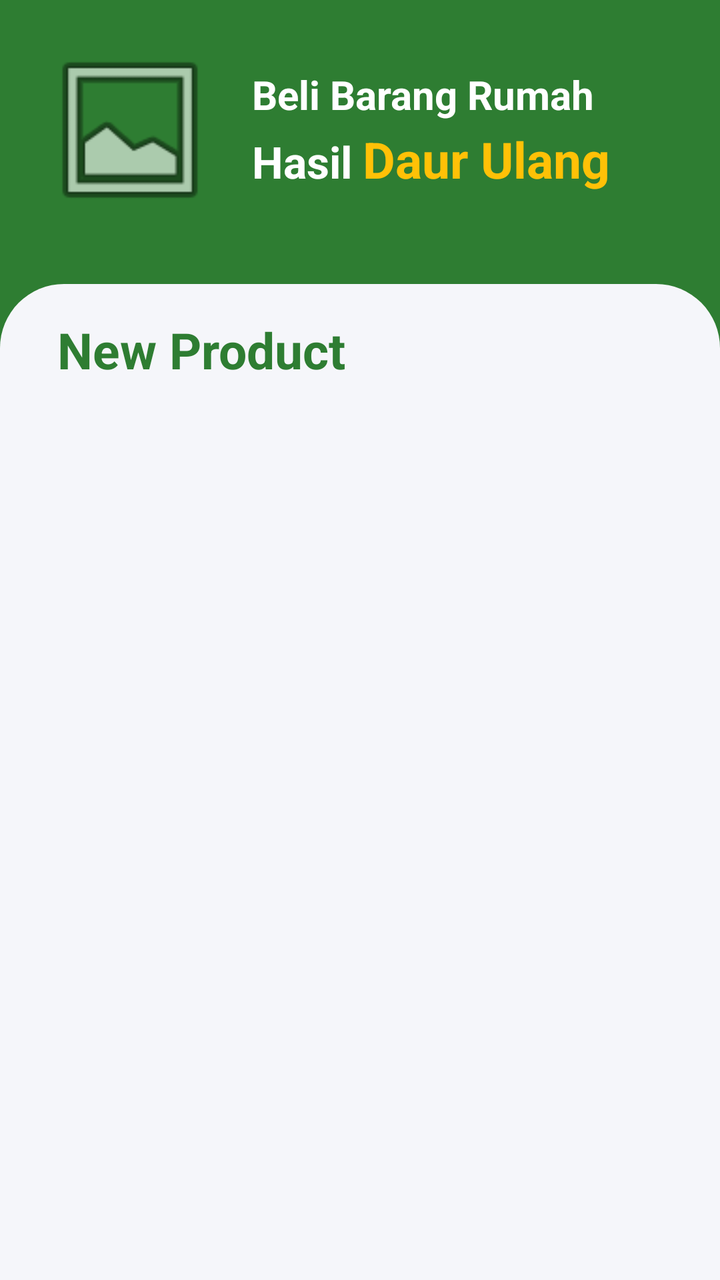
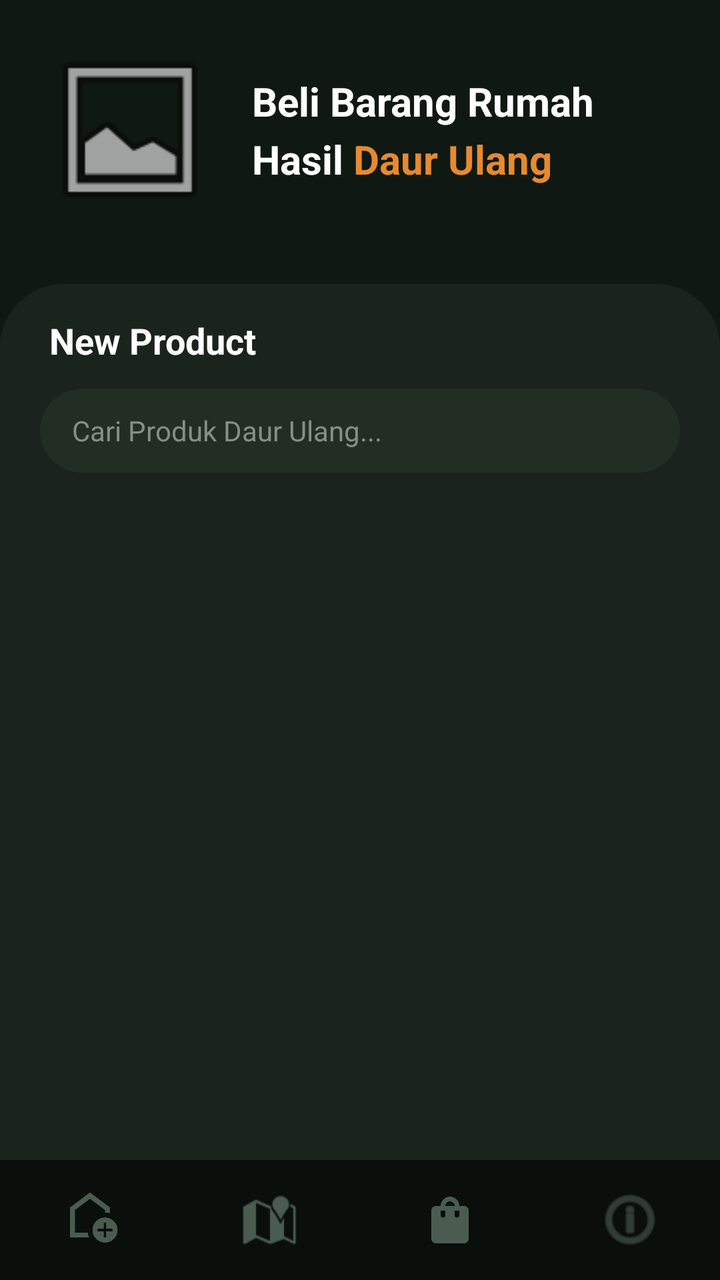

Screens rendered from an Android XML layout before and after an edit, with the pre-edit source and the edit as a unified diff.
<!-- AndroidManifest.xml: application theme Theme.EcoSort -->
<!-- res/layout/activity_marketplace.xml -->
<?xml version="1.0" encoding="utf-8"?>
<LinearLayout xmlns:android="http://schemas.android.com/apk/res/android"
    xmlns:app="http://schemas.android.com/apk/res-auto"
    xmlns:tools="http://schemas.android.com/tools"
    android:id="@+id/main"
    android:layout_width="match_parent"
    android:layout_height="match_parent"
    android:background="#2E7D32"
    android:orientation="vertical">

    <LinearLayout
        android:layout_width="match_parent"
        android:layout_height="wrap_content"
        android:gravity="center_vertical"
        android:orientation="horizontal"
        android:padding="20dp">

        <ImageView
            android:id="@+id/imgBanner"
            android:layout_width="90dp"
            android:layout_height="90dp"
            android:layout_marginEnd="16dp"
            android:src="@android:drawable/ic_menu_gallery" />

        <LinearLayout
            android:layout_width="match_parent"
            android:layout_height="wrap_content"
            android:orientation="vertical">

            <TextView
                android:layout_width="match_parent"
                android:layout_height="wrap_content"
                android:text="Beli Barang Rumah"
                android:textColor="#FFFFFF"
                android:textSize="20sp"
                android:textStyle="bold" />

            <LinearLayout
                android:layout_width="match_parent"
                android:layout_height="wrap_content"
                android:layout_marginTop="2dp"
                android:orientation="horizontal">

                <TextView
                    android:layout_width="wrap_content"
                    android:layout_height="wrap_content"
                    android:text="Hasil "
                    android:textColor="#FFFFFF"
                    android:textSize="22sp"
                    android:textStyle="bold" />

                <TextView
                    android:layout_width="wrap_content"
                    android:layout_height="wrap_content"
                    android:text="Daur Ulang"
                    android:textColor="#FFC107"
                    android:textSize="25sp"
                    android:textStyle="bold" />
            </LinearLayout>
        </LinearLayout>
    </LinearLayout>

    <LinearLayout
        android:layout_width="match_parent"
        android:layout_height="match_parent"
        android:layout_marginTop="12dp"
        android:background="@drawable/bg_rounded_top_panel"
        android:orientation="vertical"
        android:padding="16dp">

        <TextView
            android:layout_width="wrap_content"
            android:layout_height="wrap_content"
            android:layout_marginBottom="13dp"
            android:text="  New Product"
            android:textColor="#2E7D32"
            android:textSize="25sp"
            android:textStyle="bold" />

        <androidx.recyclerview.widget.RecyclerView
            android:id="@+id/rvMarketplace"
            android:layout_width="match_parent"
            android:layout_height="match_parent"
            app:layoutManager="androidx.recyclerview.widget.GridLayoutManager"
            app:spanCount="2"
            tools:listitem="@layout/item_grid_barang" />

    </LinearLayout>
</LinearLayout>
<!-- res/layout/item_grid_barang.xml (included above) -->
<?xml version="1.0" encoding="utf-8"?>
<androidx.cardview.widget.CardView xmlns:android="http://schemas.android.com/apk/res/android"
    xmlns:app="http://schemas.android.com/apk/res-auto"
    android:layout_width="match_parent"
    android:layout_height="wrap_content"
    android:layout_margin="8dp"
    app:cardCornerRadius="16dp"
    app:cardElevation="6dp">

    <LinearLayout
        android:layout_width="match_parent"
        android:layout_height="wrap_content"
        android:orientation="vertical"
        android:paddingBottom="8dp">

        <ImageView
            android:id="@+id/imgBarang"
            android:layout_width="match_parent"
            android:layout_height="130dp"
            android:scaleType="centerCrop"
            android:src="@android:drawable/ic_menu_gallery" />

        <TextView
            android:id="@+id/txtNamaBarang"
            android:layout_width="match_parent"
            android:layout_height="wrap_content"
            android:layout_marginStart="12dp"
            android:layout_marginTop="8dp"
            android:layout_marginEnd="12dp"
            android:maxLines="1"
            android:text="Nama Barang"
            android:textColor="#212121"
            android:textSize="14sp"
            android:textStyle="bold" />

        <TextView
            android:id="@+id/txtHargaBarang"
            android:layout_width="match_parent"
            android:layout_height="wrap_content"
            android:layout_marginStart="12dp"
            android:layout_marginTop="2dp"
            android:text="Rp 0"
            android:textColor="#2E7D32"
            android:textSize="14sp"
            android:textStyle="bold" />

        <LinearLayout
            android:layout_width="match_parent"
            android:layout_height="wrap_content"
            android:layout_marginStart="12dp"
            android:layout_marginTop="8dp"
            android:layout_marginEnd="12dp"
            android:orientation="horizontal"
            android:weightSum="2">

            <TextView
                android:id="@+id/btnBeliLangsung"
                android:layout_width="0dp"
                android:layout_height="wrap_content"
                android:layout_marginEnd="4dp"
                android:layout_weight="1"
                android:background="#E8E8E8"
                android:clickable="true"
                android:focusable="true"
                android:foreground="?attr/selectableItemBackground"
                android:gravity="center"
                android:padding="6dp"
                android:text="Beli Langsung"
                android:textColor="#2E7D32"
                android:textSize="10sp"
                android:textStyle="bold" />

            <TextView
                android:id="@+id/btnKeranjang"
                android:layout_width="0dp"
                android:layout_height="wrap_content"
                android:layout_marginStart="4dp"
                android:layout_weight="1"
                android:background="#2E7D32"
                android:clickable="true"
                android:focusable="true"
                android:foreground="?attr/selectableItemBackground"
                android:gravity="center"
                android:padding="6dp"
                android:text="+ Keranjang"
                android:textColor="#FFFFFF"
                android:textSize="10sp"
                android:textStyle="bold" />
        </LinearLayout>
    </LinearLayout>
</androidx.cardview.widget.CardView>
<!-- resources referenced by this layout -->
<resources>
  <!-- drawable bg_rounded_top_panel (drawable) -->
  <?xml version="1.0" encoding="utf-8"?>
  <shape xmlns:android="http://schemas.android.com/apk/res/android">
      <solid android:color="#F5F6FA" />
  
      <corners
          android:topLeftRadius="32dp"
          android:topRightRadius="32dp" />
  </shape>
  <style name="Theme.EcoSort" parent="Base.Theme.EcoSort" />
  <style name="Base.Theme.EcoSort" parent="Theme.Material3.DayNight.NoActionBar">
          
          
      </style>
</resources>

<!-- the commit's change to res/layout/activity_marketplace.xml (unified diff, before → after) -->
@@ -5,7 +5,7 @@
     android:id="@+id/main"
     android:layout_width="match_parent"
     android:layout_height="match_parent"
-    android:background="#2E7D32"
+    android:background="#101813"
     android:orientation="vertical">
 
     <LinearLayout
@@ -46,15 +46,15 @@
                     android:layout_height="wrap_content"
                     android:text="Hasil "
                     android:textColor="#FFFFFF"
-                    android:textSize="22sp"
+                    android:textSize="20sp"
                     android:textStyle="bold" />
 
                 <TextView
                     android:layout_width="wrap_content"
                     android:layout_height="wrap_content"
                     android:text="Daur Ulang"
-                    android:textColor="#FFC107"
-                    android:textSize="25sp"
+                    android:textColor="#E68A2E"
+                    android:textSize="20sp"
                     android:textStyle="bold" />
             </LinearLayout>
         </LinearLayout>
@@ -62,7 +62,8 @@
 
     <LinearLayout
         android:layout_width="match_parent"
-        android:layout_height="match_parent"
+        android:layout_height="0dp"
+        android:layout_weight="1"
         android:layout_marginTop="12dp"
         android:background="@drawable/bg_rounded_top_panel"
         android:orientation="vertical"
@@ -71,11 +72,32 @@
         <TextView
             android:layout_width="wrap_content"
             android:layout_height="wrap_content"
-            android:layout_marginBottom="13dp"
+            android:layout_marginBottom="12dp"
             android:text="  New Product"
-            android:textColor="#2E7D32"
-            android:textSize="25sp"
+            android:textColor="#FFFFFF"
+            android:textSize="18sp"
             android:textStyle="bold" />
+
+        <androidx.cardview.widget.CardView
+            android:id="@+id/cardSearch"
+            android:layout_width="match_parent"
+            android:layout_height="42dp"
+            android:layout_marginStart="4dp"
+            android:layout_marginEnd="4dp"
+            android:layout_marginBottom="16dp"
+            app:cardBackgroundColor="#222E24"
+            app:cardCornerRadius="21dp"
+            app:cardElevation="0dp">
+
+            <TextView
+                android:layout_width="match_parent"
+                android:layout_height="match_parent"
+                android:gravity="center_vertical"
+                android:paddingStart="16dp"
+                android:text="Cari Produk Daur Ulang..."
+                android:textColor="#829086"
+                android:textSize="14sp" />
+        </androidx.cardview.widget.CardView>
 
         <androidx.recyclerview.widget.RecyclerView
             android:id="@+id/rvMarketplace"
@@ -86,6 +108,54 @@
             tools:listitem="@layout/item_grid_barang" />
 
     </LinearLayout>
+
+    <LinearLayout
+        android:layout_width="match_parent"
+        android:layout_height="60dp"
+        android:background="#0A0F0C"
+        android:gravity="center_vertical"
+        android:orientation="horizontal"
+        android:paddingTop="8dp"
+        android:paddingBottom="8dp"
+        android:weightSum="4">
+
+        <ImageView
+            android:id="@+id/navHome"
+            android:layout_width="0dp"
+            android:layout_height="30dp"
+            android:layout_weight="1"
+            android:clickable="true"
+            android:focusable="true"
+            android:foreground="?attr/selectableItemBackground"
+            android:src="@drawable/home"
+            app:tint="#4A5C50" />
+
+        <ImageView
+            android:id="@+id/navMap"
+            android:layout_width="0dp"
+            android:layout_height="28dp"
+            android:layout_weight="1"
+            android:src="@android:drawable/ic_dialog_map"
+            app:tint="#4A5C50" />
+
+        <ImageView
+            android:id="@+id/navMarket"
+            android:layout_width="0dp"
+            android:layout_height="28dp"
+            android:layout_weight="1"
+            android:src="@drawable/ic_market"
+            app:tint="#4A5C50" />
+
+        <ImageView
+            android:id="@+id/navProfile"
+            android:layout_width="0dp"
+            android:layout_height="35dp"
+            android:layout_weight="1"
+            android:src="@android:drawable/ic_menu_info_details"
+            app:tint="#4A5C50" />
+
+    </LinearLayout>
+
 </LinearLayout>
 <!-- res/layout/item_grid_barang.xml (included above) -->
 <?xml version="1.0" encoding="utf-8"?>
@@ -94,6 +164,7 @@
     android:layout_width="match_parent"
     android:layout_height="wrap_content"
     android:layout_margin="8dp"
+    app:cardBackgroundColor="#222E24"
     app:cardCornerRadius="16dp"
     app:cardElevation="6dp">
 
@@ -119,7 +190,7 @@
             android:layout_marginEnd="12dp"
             android:maxLines="1"
             android:text="Nama Barang"
-            android:textColor="#212121"
+            android:textColor="#FFFFFF"
             android:textSize="14sp"
             android:textStyle="bold" />
 
@@ -130,7 +201,7 @@
             android:layout_marginStart="12dp"
             android:layout_marginTop="2dp"
             android:text="Rp 0"
-            android:textColor="#2E7D32"
+            android:textColor="#66BB6A"
             android:textSize="14sp"
             android:textStyle="bold" />
 
@@ -143,39 +214,53 @@
             android:orientation="horizontal"
             android:weightSum="2">
 
-            <TextView
-                android:id="@+id/btnBeliLangsung"
+            <androidx.cardview.widget.CardView
                 android:layout_width="0dp"
-                android:layout_height="wrap_content"
+                android:layout_height="match_parent"
                 android:layout_marginEnd="4dp"
                 android:layout_weight="1"
-                android:background="#E8E8E8"
-                android:clickable="true"
-                android:focusable="true"
-                android:foreground="?attr/selectableItemBackground"
-                android:gravity="center"
-                android:padding="6dp"
-                android:text="Beli Langsung"
-                android:textColor="#2E7D32"
-                android:textSize="10sp"
-                android:textStyle="bold" />
-
-            <TextView
-                android:id="@+id/btnKeranjang"
+                app:cardBackgroundColor="#151E18"
+                app:cardCornerRadius="6dp"
+                app:cardElevation="0dp">
+
+                <TextView
+                    android:id="@+id/btnBeliLangsung"
+                    android:layout_width="match_parent"
+                    android:layout_height="match_parent"
+                    android:background="?attr/selectableItemBackground"
+                    android:clickable="true"
+                    android:focusable="true"
+                    android:gravity="center"
+                    android:padding="6dp"
+                    android:text="Beli Sekarang"
+                    android:textColor="#66BB6A"
+                    android:textSize="10sp"
+                    android:textStyle="bold" />
+            </androidx.cardview.widget.CardView>
+
+            <androidx.cardview.widget.CardView
                 android:layout_width="0dp"
-                android:layout_height="wrap_content"
+                android:layout_height="match_parent"
                 android:layout_marginStart="4dp"
                 android:layout_weight="1"
-                android:background="#2E7D32"
-                android:clickable="true"
-                android:focusable="true"
-                android:foreground="?attr/selectableItemBackground"
-                android:gravity="center"
-                android:padding="6dp"
-                android:text="+ Keranjang"
-                android:textColor="#FFFFFF"
-                android:textSize="10sp"
-                android:textStyle="bold" />
+                app:cardBackgroundColor="#2E7D32"
+                app:cardCornerRadius="6dp"
+                app:cardElevation="0dp">
+
+                <TextView
+                    android:id="@+id/btnKeranjang"
+                    android:layout_width="match_parent"
+                    android:layout_height="match_parent"
+                    android:background="?attr/selectableItemBackground"
+                    android:clickable="true"
+                    android:focusable="true"
+                    android:gravity="center"
+                    android:padding="6dp"
+                    android:text="+ Keranjang"
+                    android:textColor="#FFFFFF"
+                    android:textSize="10sp"
+                    android:textStyle="bold" />
+            </androidx.cardview.widget.CardView>
         </LinearLayout>
     </LinearLayout>
 </androidx.cardview.widget.CardView>
<!-- resource entries referenced after the edit -->
@@ -3,12 +3,24 @@
   <!-- drawable bg_rounded_top_panel (drawable) -->
   <?xml version="1.0" encoding="utf-8"?>
   <shape xmlns:android="http://schemas.android.com/apk/res/android">
-      <solid android:color="#F5F6FA" />
+      <solid android:color="#1A241C" />
   
       <corners
           android:topLeftRadius="32dp"
           android:topRightRadius="32dp" />
   </shape>
+  <!-- drawable home (drawable) -->
+  <vector xmlns:android="http://schemas.android.com/apk/res/android" android:height="24dp" android:tint="#000000" android:viewportHeight="960" android:viewportWidth="960" android:width="24dp">
+        
+      <path android:fillColor="@android:color/white" android:pathData="M700,760L740,760L740,660L840,660L840,620L740,620L740,520L700,520L700,620L600,620L600,660L700,660L700,760ZM720,840Q637,840 578.5,781.5Q520,723 520,640Q520,557 578.5,498.5Q637,440 720,440Q803,440 861.5,498.5Q920,557 920,640Q920,723 861.5,781.5Q803,840 720,840ZM160,760L160,280L480,40L800,280L800,372Q781,366 761,363Q741,360 720,360L720,320L480,140L240,320L240,680L443,680Q446,701 452,721Q458,741 467,760L160,760ZM480,410L480,410L480,410L480,410L480,410Q480,410 480,410Q480,410 480,410Q480,410 480,410Q480,410 480,410Z"/>
+      
+  </vector>
+  <!-- drawable ic_market (drawable) -->
+  <vector xmlns:android="http://schemas.android.com/apk/res/android" android:height="24dp" android:tint="#000000" android:viewportHeight="24" android:viewportWidth="24" android:width="24dp">
+        
+      <path android:fillColor="@android:color/white" android:pathData="M18,6h-2c0,-2.21 -1.79,-4 -4,-4S8,3.79 8,6H6C4.9,6 4,6.9 4,8v12c0,1.1 0.9,2 2,2h12c1.1,0 2,-0.9 2,-2V8C20,6.9 19.1,6 18,6zM10,10c0,0.55 -0.45,1 -1,1s-1,-0.45 -1,-1V8h2V10zM12,4c1.1,0 2,0.9 2,2h-4C10,4.9 10.9,4 12,4zM16,10c0,0.55 -0.45,1 -1,1s-1,-0.45 -1,-1V8h2V10z"/>
+      
+  </vector>
   <style name="Theme.EcoSort" parent="Base.Theme.EcoSort" />
   <style name="Base.Theme.EcoSort" parent="Theme.Material3.DayNight.NoActionBar">
           
